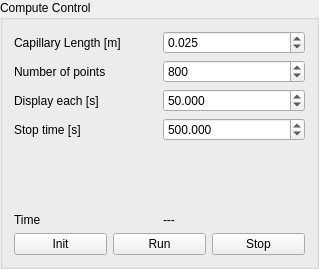
Above: computecontrol.ui from hobrasoft/simul6 before the change. Below: the same form after it.
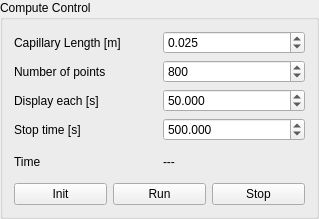
That is the form after the change.

Patch:
```diff
--- a/computecontrol.ui
+++ b/computecontrol.ui
@@ -7,7 +7,7 @@
     <x>0</x>
     <y>0</y>
     <width>319</width>
-    <height>269</height>
+    <height>219</height>
    </rect>
   </property>
   <property name="sizePolicy">
@@ -113,19 +113,6 @@
      </item>
     </layout>
    </item>
-   <item>
-    <spacer name="verticalSpacer">
-     <property name="orientation">
-      <enum>Qt::Vertical</enum>
-     </property>
-     <property name="sizeHint" stdset="0">
-      <size>
-       <width>20</width>
-       <height>40</height>
-      </size>
-     </property>
-    </spacer>
-   </item>
    <item>
     <layout class="QHBoxLayout" name="horizontalLayout_3">
      <item>
```
